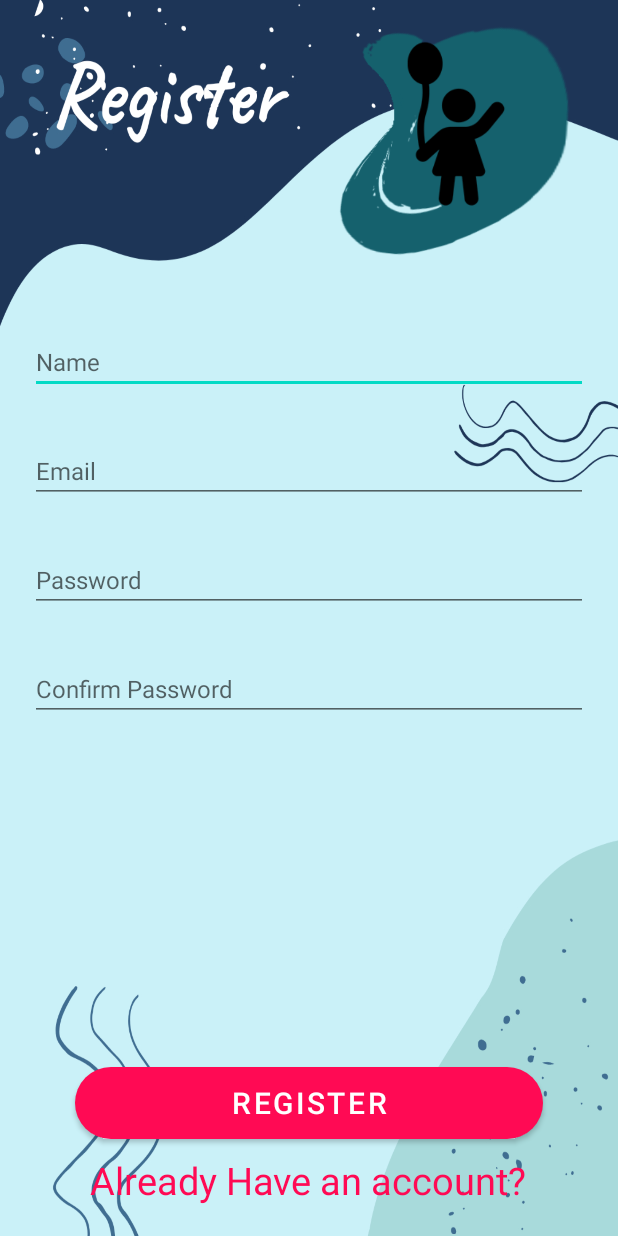
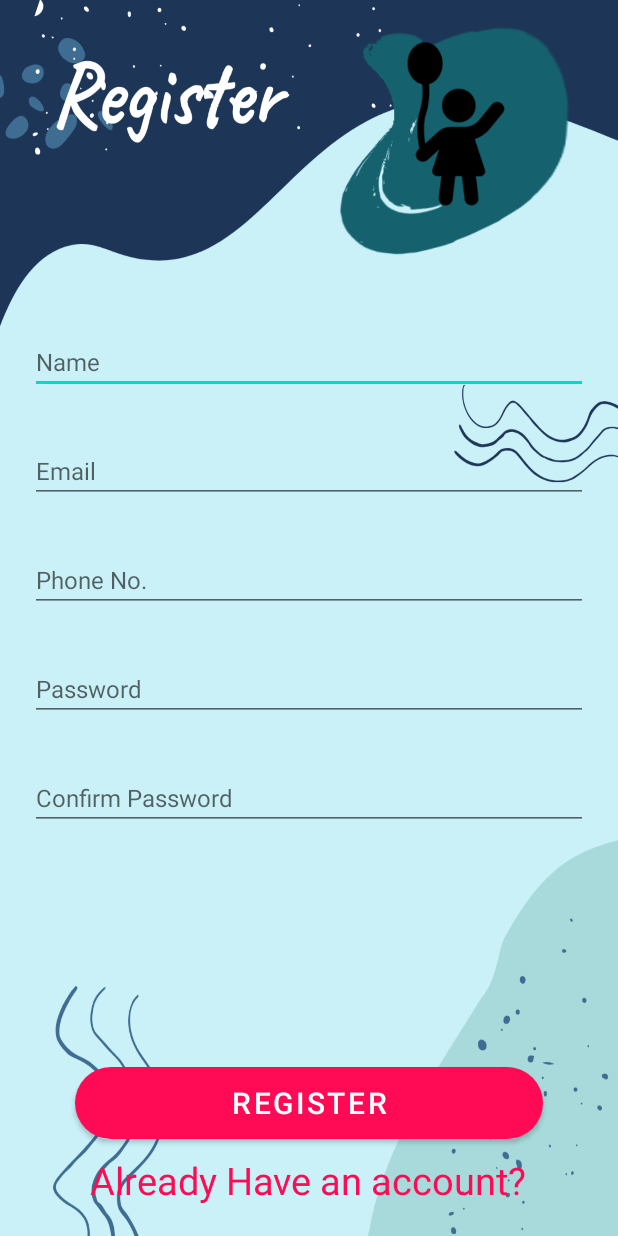
Before and after one commit to ETS-Android3/Face_Recognition, an Android app: the registerpage screen opened directly, with no data from a screen before it, after a tap on "REGISTER", on a phone screen of 412 x 824 dp. Run offline under Robolectric (Android 15) with nearby library versions, the phone set to English and light mode, and no system bars.

Commit message:
Hackathon_CGU

```diff
--- /dev/null
+++ b/app/src/main/java/com/atharvakale/facerecognition/Block.java
@@ -0,0 +1,49 @@
+package com.atharvakale.facerecognition;
+
+import java.util.List;
+
+public class Block {
+
+
+    private int previousHash;
+    private List<Transaction> transactions;
+
+    public Block(int previousHash, List<Transaction> transactions) {
+        this.previousHash = previousHash;
+        this.transactions = transactions;
+    }
+
+    public int getPreviousHash() {
+        return previousHash;
+    }
+
+    public void setPreviousHash(int previousHash) {
+        this.previousHash = previousHash;
+    }
+
+    public List<Transaction> getTransactions() {
+        return transactions;
+    }
+
+    public void setTransactions(List<Transaction> transactions) {
+        this.transactions = transactions;
+    }
+
+    @Override
+    public boolean equals(Object o) {
+        if (this == o) return true;
+        if (o == null || getClass() != o.getClass()) return false;
+
+        Block block = (Block) o;
+
+        if (previousHash != block.previousHash) return false;
+        return transactions != null ? transactions.equals(block.transactions) : block.transactions == null;
+    }
+
+    @Override
+    public int hashCode() {
+        int result = previousHash;
+        result = 31 * result + (transactions != null ? transactions.hashCode() : 0);
+        return result;
+    }
+}
--- a/app/src/main/java/com/atharvakale/facerecognition/Database.java
+++ b/app/src/main/java/com/atharvakale/facerecognition/Database.java
@@ -25,11 +25,12 @@ public class Database extends SQLiteOpenHelper {
     private static final String COLUMN_USER_NAME = "user_name";
     private static final String COLUMN_USER_EMAIL = "user_email";
     private static final String COLUMN_USER_PASSWORD = "user_password";
+    private static final String COLUMN_USER_PHONE = "user_phone";
 
     //create sql table
     private String CREATE_USER_TABLE = "CREATE TABLE "+ TABLE_USER + "("
             + COLUMN_USER_ID + " INTEGER PRIMARY KEY AUTOINCREMENT," + COLUMN_USER_NAME + " TEXT,"
-            + COLUMN_USER_EMAIL + " TEXT," + COLUMN_USER_PASSWORD + " TEXT"+")";
+            + COLUMN_USER_EMAIL + " TEXT," + COLUMN_USER_PASSWORD + " TEXT , "+ COLUMN_USER_PHONE +")";
 
     //Drop SQL table
     private String DROP_USER_TABLE = "DROP TABLE IF EXISTS "+TABLE_USER;
--- /dev/null
+++ b/app/src/main/java/com/atharvakale/facerecognition/Transaction.java
@@ -0,0 +1,70 @@
+package com.atharvakale.facerecognition;
+
+public class Transaction {
+
+    private String sourceName;
+    private String destinationName;
+    private String password;
+
+    public String getPassword() {
+        return password;
+    }
+
+    public void setPassword(String password) {
+        this.password = password;
+    }
+
+    private Long sum;
+
+    public String getSourceName() {
+        return sourceName;
+    }
+
+    public void setSourceName(String sourceName) {
+        this.sourceName = sourceName;
+    }
+
+    public String getDestinationName() {
+        return destinationName;
+    }
+
+    public void setDestinationName(String destinationName) {
+        this.destinationName = destinationName;
+    }
+
+    public Long getSum() {
+        return sum;
+    }
+
+    public void setSum(Long sum) {
+        this.sum = sum;
+    }
+
+    public Transaction(String sourceName, String destinationName,String password, Long sum) {
+        this.sourceName = sourceName;
+        this.destinationName = destinationName;
+        this.password=password;
+        this.sum = sum;
+    }
+
+    @Override
+    public boolean equals(Object o) {
+        if (this == o) return true;
+        if (o == null || getClass() != o.getClass()) return false;
+
+        Transaction that = (Transaction) o;
+
+        if (sourceName != null ? !sourceName.equals(that.sourceName) : that.sourceName != null) return false;
+        if (destinationName != null ? !destinationName.equals(that.destinationName) : that.destinationName != null)
+            return false;
+        return sum != null ? sum.equals(that.sum) : that.sum == null;
+    }
+
+    @Override
+    public int hashCode() {
+        int result = sourceName != null ? sourceName.hashCode() : 0;
+        result = 31 * result + (destinationName != null ? destinationName.hashCode() : 0);
+        result = 31 * result + (sum != null ? sum.hashCode() : 0);
+        return result;
+    }
+}
--- a/app/src/main/java/com/atharvakale/facerecognition/registerpage.java
+++ b/app/src/main/java/com/atharvakale/facerecognition/registerpage.java
@@ -1,5 +1,6 @@
 package com.atharvakale.facerecognition;
 
+import androidx.appcompat.app.AlertDialog;
 import androidx.appcompat.app.AppCompatActivity;
 
 import android.content.Intent;
@@ -10,9 +11,11 @@ import android.widget.EditText;
 import android.widget.TextView;
 import android.widget.Toast;
 
+import java.util.Arrays;
+
 public class registerpage extends AppCompatActivity {
 
-    EditText nameEntry , EmailEntry , password , confirmPassword;
+    EditText nameEntry , EmailEntry , password , confirmPassword , Phone;
     Button register;
     TextView LoginText;
 
@@ -49,8 +52,21 @@ public class registerpage extends AppCompatActivity {
             public void onClick(View view) {
                 String Name = nameEntry.getText().toString().trim();
                 String Email = EmailEntry.getText().toString().trim();
+                Email=Email.toLowerCase();
                 String Password = password.getText().toString().trim();
                 String ConfirmPassword = confirmPassword.getText().toString().trim();
+
+                Transaction transaction1=new Transaction(Name, Email, Password,100L);
+                Transaction transaction2 =new Transaction(Name, Email, Password,100L);
+                Transaction transaction3 = new Transaction(Name, Email, Password,100L);
+                Transaction transaction4 =new Transaction(Name, Email, Password,100L);
+
+                Block firstBlock = new Block(0, Arrays.asList(transaction1, transaction2));
+                System.out.println(firstBlock.hashCode());
+                Block secondBlock = new Block(firstBlock.hashCode(), Arrays.asList(transaction3));
+                System.out.println(secondBlock.hashCode());
+                Block thirdBlock = new Block(secondBlock.hashCode(), Arrays.asList(transaction4));
+                System.out.println(thirdBlock.hashCode());
 
 
                 if(Name.equals("") || Email.equals("") || Password.equals("") || ConfirmPassword.equals(""))
@@ -66,7 +82,9 @@ public class registerpage extends AppCompatActivity {
                         user.setPassword(password.getText().toString().trim());
                         database.addUser(user);
 
-                        Toast.makeText(registerpage.this, "Registration Successfull", Toast.LENGTH_SHORT).show();
+
+                      Toast.makeText(registerpage.this, "Registration Successfull", Toast.LENGTH_SHORT).show();
+                        Toast.makeText(registerpage.this, "This is ur "+secondBlock.hashCode()+" hash code", Toast.LENGTH_LONG).show();
 
                         Intent intent = new Intent(registerpage.this , loginpage.class);
                         startActivity(intent);
--- a/app/src/main/res/layout/activity_child.xml
+++ b/app/src/main/res/layout/activity_child.xml
@@ -99,7 +99,7 @@
         app:layout_constraintRight_toRightOf="parent"
         android:layout_marginHorizontal="45dp"
         android:layout_marginBottom="10dp"
-        android:text="Search With AI Face Recognizxation"
+        android:text="Search With AI Face Recognize"
         app:layout_constraintLeft_toLeftOf="parent"
         android:id="@+id/face"
         app:layout_constraintBottom_toBottomOf="parent"
--- a/app/src/main/res/layout/activity_form.xml
+++ b/app/src/main/res/layout/activity_form.xml
@@ -108,7 +108,7 @@
         android:layout_height="wrap_content"
         app:layout_constraintTop_toBottomOf="@id/phoneEntry"
         app:layout_constraintLeft_toRightOf="@id/Location"
-        android:hint="Enter your Phone Number"
+        android:hint="Enter your current Location"
         android:textSize="22dp"
         android:layout_marginStart="120dp"
         android:layout_marginTop="39dp"
--- a/app/src/main/res/layout/activity_registerpage.xml
+++ b/app/src/main/res/layout/activity_registerpage.xml
@@ -33,11 +33,23 @@
                 android:hint="Email"
                 android:textSize="16sp" />
 
+         <EditText
+            android:id="@+id/phone"
+            android:layout_width="match_parent"
+            android:layout_height="wrap_content"
+            android:layout_below="@id/mailEntry"
+            android:layout_marginHorizontal="20sp"
+            android:layout_marginTop="30dp"
+            android:hint="Phone No."
+            android:textSize="16sp" />
+
+
+
             <EditText
                 android:id="@+id/passwordEntry"
                 android:layout_width="match_parent"
                 android:layout_height="wrap_content"
-                android:layout_below="@id/mailEntry"
+                android:layout_below="@id/phone"
                 android:layout_marginHorizontal="20sp"
                 android:layout_marginTop="30dp"
                 android:hint="Password"
```
Also changed, not shown: app/src/main/java/com/atharvakale/facerecognition/user.java (+10 -0 lines), app/src/main/res/layout/activity_loginpage.xml (+1 -14 lines), app/src/main/res/drawable-v24/login.jpeg (added).
